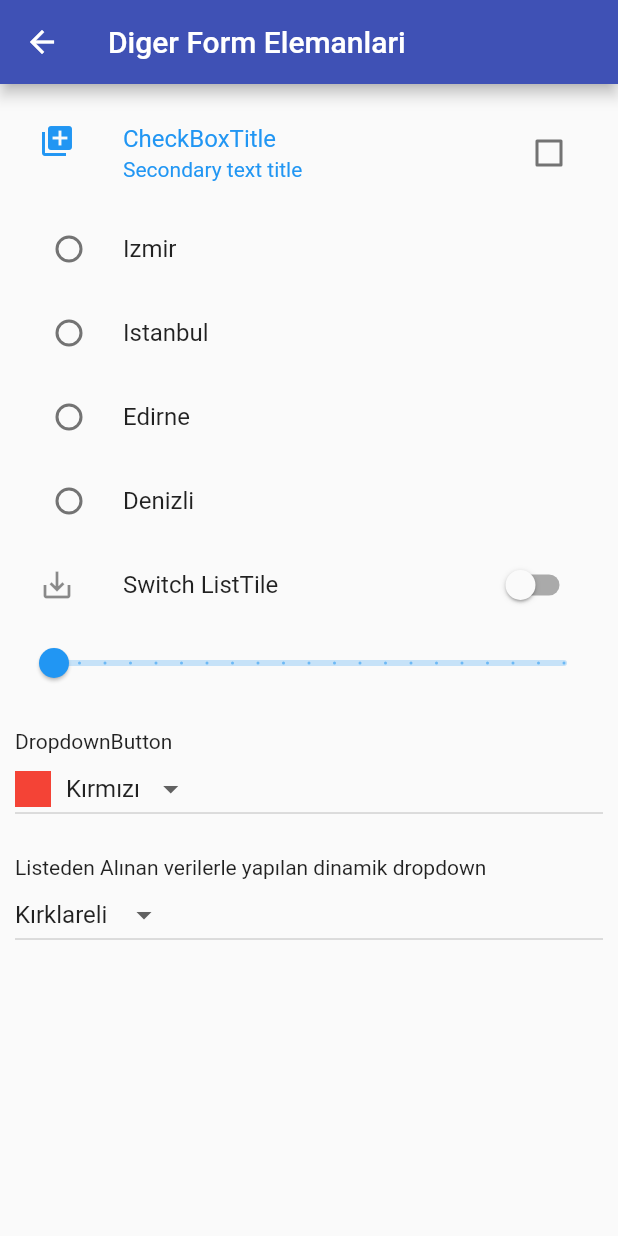
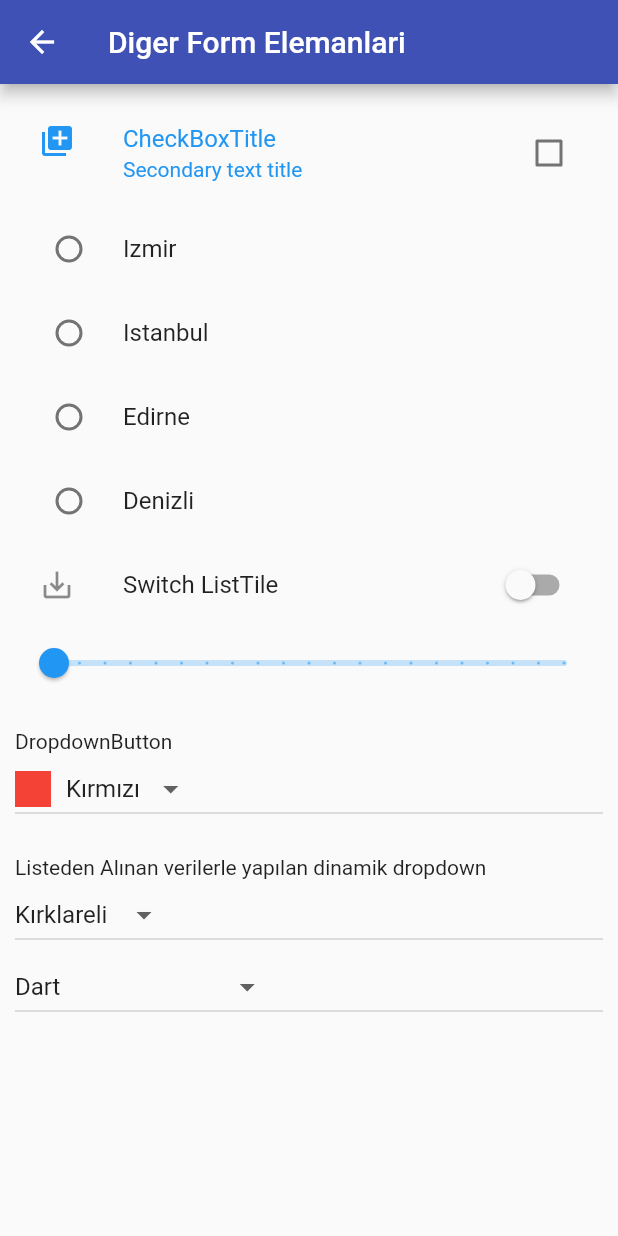
Before and after one commit to aoguz1/flutterLearn, a Flutter app: the screen it shows after launch, on a phone screen of 412 x 824 dp. Run offline on Flutter 3.47's test engine with Material 2 defaults, Android fonts, the phone set to English and light mode, and no system bars; our stand-ins replace fluttertoast.

Commit message:
aciklamalarda duzenlemeler yapildi ve yeni bir ornek eklendi

```diff
--- a/lib/diger_formElemanlari.dart
+++ b/lib/diger_formElemanlari.dart
@@ -15,6 +15,8 @@ class _DigerFormElemanState extends State<DigerFormEleman> {
   double sliderValue = 10.0;
   String secilenRenk = "Kırmızı";
   List<String> sehirler = ["Kırklareli", "Edirne", "Bursa", "Çanakkale"];
+  List<String> pdilleri= ["Dart","Swift","Kotlin","JavaScript","Python"];
+  String secilendil ="Dart";
   String secilensehir = "Kırklareli";
 
   @override
@@ -185,11 +187,33 @@ class _DigerFormElemanState extends State<DigerFormEleman> {
                 }).toList(),
                 onChanged: (gelensehir) {
                   setState(() {
-                    secilensehir = gelensehir;
+                    secilensehir = gelensehir;   // secilensehir degeri üst tarafta listelerden belirlediğimiz bir elemanı içermeli yoksa hata verir.
                   });
                 },
                 value: secilensehir,
-              )
+              ),
+
+              DropdownButton<String>(
+                hint: Text("Lütfen deger seciniz"),
+                items:
+                  pdilleri.map((pNowValue){
+                    return DropdownMenuItem<String>(
+                          child: Text(pNowValue),
+                          value: pNowValue,
+                    );
+                  }).toList(),
+                  onChanged: (pdildeger){
+                    setState(() {
+                      secilendil = pdildeger;
+                    });
+
+                  },
+
+                value: secilendil,
+              ),
+
+
+
             ],
           ),
         ));
```
